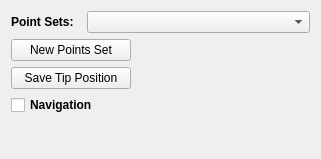
Above: IbisLib/gui/pointerobjectsettingsdialog.ui from IbisNeuronav/Ibis before the change. Below: the same form after it.
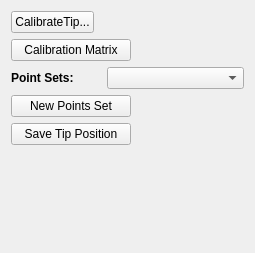
That is the form after the change.

What changed in the file:
```diff
--- a/IbisLib/gui/pointerobjectsettingsdialog.ui
+++ b/IbisLib/gui/pointerobjectsettingsdialog.ui
@@ -6,8 +6,8 @@
    <rect>
     <x>0</x>
     <y>0</y>
-    <width>321</width>
-    <height>159</height>
+    <width>255</width>
+    <height>253</height>
    </rect>
   </property>
   <property name="sizePolicy">
@@ -25,13 +25,77 @@
   <property name="windowTitle">
    <string>PointerObjectSettingsDialog</string>
   </property>
-  <layout class="QVBoxLayout" name="verticalLayout_2">
-   <item>
     <layout class="QVBoxLayout" name="verticalLayout">
+   <item>
+    <layout class="QHBoxLayout" name="horizontalLayout_5">
+     <item>
+      <widget class="QPushButton" name="calibrateTipButton">
+       <property name="text">
+        <string>CalibrateTip...</string>
+       </property>
+       <property name="checkable">
+        <bool>true</bool>
+       </property>
+      </widget>
+     </item>
+     <item>
+      <spacer name="horizontalSpacer">
+       <property name="orientation">
+        <enum>Qt::Horizontal</enum>
+       </property>
+       <property name="sizeHint" stdset="0">
+        <size>
+         <width>40</width>
+         <height>20</height>
+        </size>
+       </property>
+      </spacer>
+     </item>
+    </layout>
+   </item>
+   <item>
+    <layout class="QHBoxLayout" name="horizontalLayout_6">
+     <item>
+      <widget class="QPushButton" name="calibrationMatrixPushButton">
+       <property name="minimumSize">
+        <size>
+         <width>120</width>
+         <height>0</height>
+        </size>
+       </property>
+       <property name="text">
+        <string>Calibration Matrix</string>
+       </property>
+       <property name="checkable">
+        <bool>true</bool>
+       </property>
+      </widget>
+     </item>
+     <item>
+      <spacer name="horizontalSpacer_3">
+       <property name="orientation">
+        <enum>Qt::Horizontal</enum>
+       </property>
+       <property name="sizeHint" stdset="0">
+        <size>
+         <width>40</width>
+         <height>20</height>
+        </size>
+       </property>
+      </spacer>
+     </item>
+    </layout>
+   </item>
      <item>
       <layout class="QHBoxLayout" name="horizontalLayout_4">
        <item>
         <widget class="QLabel" name="label">
+       <property name="minimumSize">
+        <size>
+         <width>90</width>
+         <height>0</height>
+        </size>
+       </property>
          <property name="maximumSize">
           <size>
            <width>70</width>
@@ -53,7 +117,7 @@
         <widget class="QComboBox" name="pointSetsComboBox">
          <property name="minimumSize">
           <size>
-           <width>150</width>
+         <width>130</width>
            <height>0</height>
           </size>
          </property>
@@ -121,42 +185,6 @@
        </item>
       </layout>
      </item>
-     <item>
-      <layout class="QHBoxLayout" name="horizontalLayout_2">
-       <item>
-        <widget class="QCheckBox" name="navigationCheckBox">
-         <property name="minimumSize">
-          <size>
-           <width>120</width>
-           <height>0</height>
-          </size>
-         </property>
-         <property name="font">
-          <font>
-           <weight>75</weight>
-           <bold>true</bold>
-          </font>
-         </property>
-         <property name="text">
-          <string>Navigation</string>
-         </property>
-        </widget>
-       </item>
-       <item>
-        <spacer name="horizontalSpacer_4">
-         <property name="orientation">
-          <enum>Qt::Horizontal</enum>
-         </property>
-         <property name="sizeHint" stdset="0">
-          <size>
-           <width>40</width>
-           <height>20</height>
-          </size>
-         </property>
-        </spacer>
-       </item>
-      </layout>
-     </item>
      <item>
       <spacer name="verticalSpacer">
        <property name="orientation">
@@ -164,13 +192,11 @@
        </property>
        <property name="sizeHint" stdset="0">
         <size>
-         <width>290</width>
-         <height>13</height>
+       <width>13</width>
+       <height>62</height>
         </size>
        </property>
       </spacer>
-     </item>
-    </layout>
    </item>
   </layout>
  </widget>
```
Left out of the diff: 69 changed lines with no effect on the pictures. Lines whose indentation alone changed are shown as unchanged.
